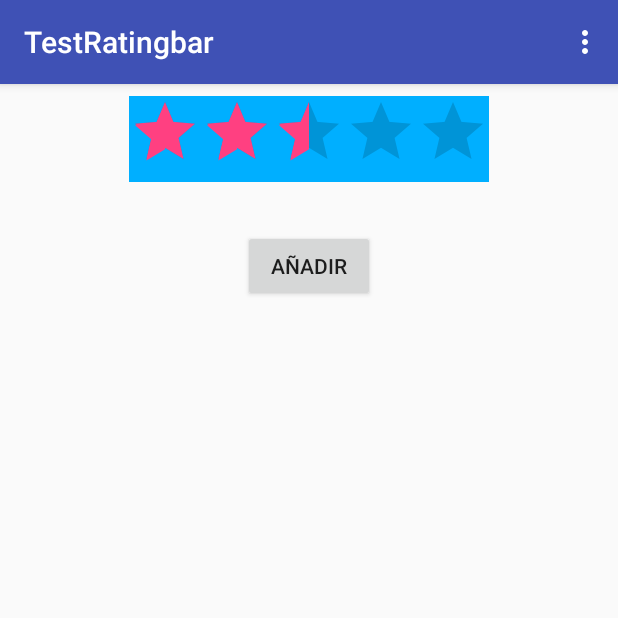
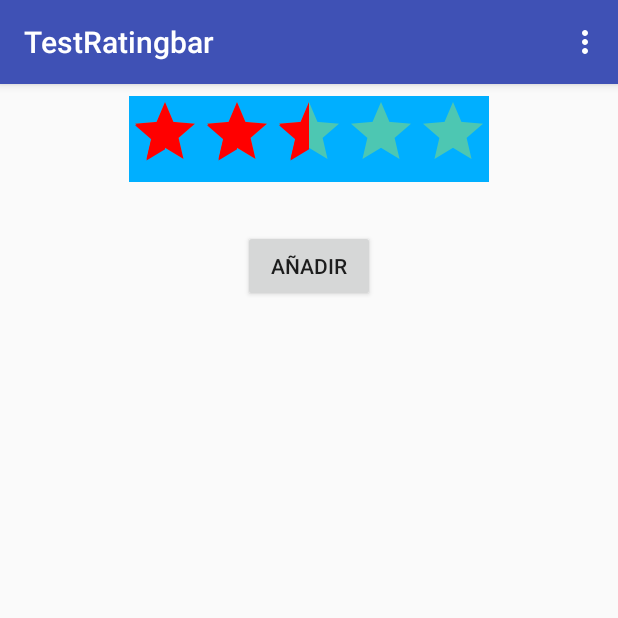
Before and after one commit to FabiPuig/TestRatingBar, an Android app: the screen it shows after launch (MainActivity), on a phone screen of 412 x 824 dp, the top half of it. Run offline under Robolectric (Android 15) with nearby library versions, the phone set to English and light mode, and no system bars.

Commit message:
Cambiamos el color de las estrellas.

```diff
--- a/app/src/main/res/layout/fragment_main.xml
+++ b/app/src/main/res/layout/fragment_main.xml
@@ -19,7 +19,8 @@
         android:layout_marginTop="8dp"
         android:numStars="5"
         android:rating="2.5"
-        android:background="@color/rating_bar_background"/>
+        android:background="@color/rating_bar_background"
+        android:theme="@style/RatingBar"/>
 
     <Button
         android:id="@+id/submint_button"
--- a/app/src/main/res/values/colors.xml
+++ b/app/src/main/res/values/colors.xml
@@ -6,4 +6,6 @@
 
     <!-- Rating bar -->
     <color name="rating_bar_background">#00AFFF</color>
+    <color name="star_normal">#FFFF00</color>
+    <color name="star_change">#FF0000</color>
 </resources>
--- a/app/src/main/res/values/styles.xml
+++ b/app/src/main/res/values/styles.xml
@@ -17,4 +17,9 @@
 
     <style name="AppTheme.PopupOverlay" parent="ThemeOverlay.AppCompat.Light" />
 
+    <style name="RatingBar" parent="Theme.AppCompat">
+        <item name="colorControlNormal">@color/star_normal</item>
+        <item name="colorControlActivated">@color/star_change</item>
+    </style>
+
 </resources>
```
